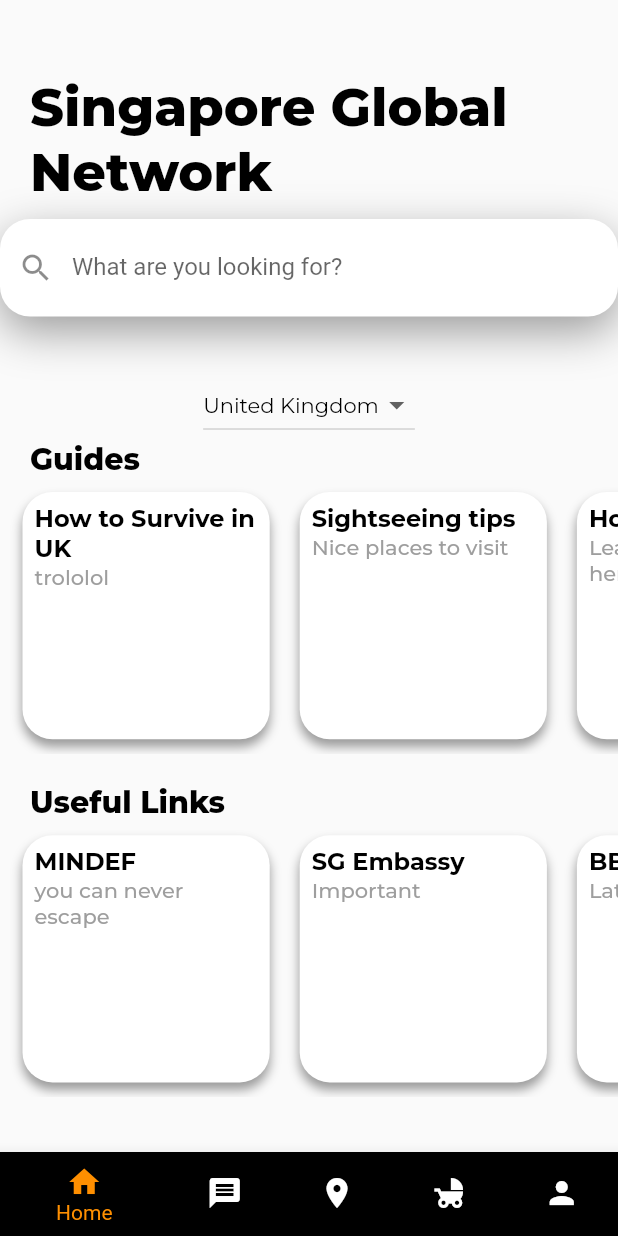
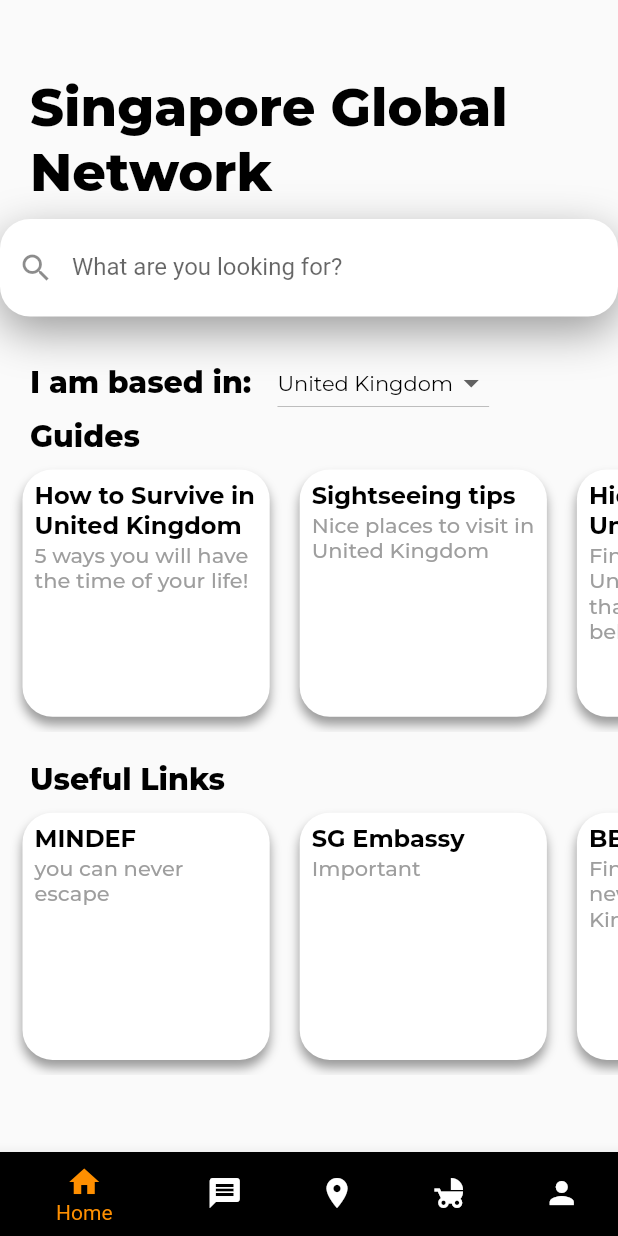
Before and after one commit to praj-bellakka/CodeFiesta, a Flutter app: the screen it shows once a user with an empty profile is signed in, on a phone screen of 412 x 824 dp. Run offline on Flutter 3.47's test engine with Material 2 defaults, Android fonts, the phone set to English and light mode, and no system bars; our stand-ins replace firebase_auth, firebase_core, flutter_map, google_fonts, latlong2, lorem_ipsum; accounts and stored records are empty.

Commit message:
Dropdown menu to pick country

```diff
--- a/lib/pages/home_page.dart
+++ b/lib/pages/home_page.dart
@@ -18,7 +18,7 @@ class _Home extends State<Home> {
     'France',
     'South Korea'
   ];
-  String value = items.first;
+  String country = items.first;
 
   @override
   Widget build(BuildContext context) {
@@ -58,15 +58,18 @@ class _Home extends State<Home> {
                   disabledBorder: InputBorder.none,
                 )),
           ),
-          SizedBox(height: 35),
+          SizedBox(height: 20),
+          Row(
+            children: [
+            ReusableTitleWidget(title: 'I am based in:   ', fontsize: 20, color: Colors.black,),
             DropdownButton(
-            value: value,
+              value: country,
               style: GoogleFonts.montserrat(color: Colors.white),
               items: items.map<DropdownMenuItem<String>>((String value) {
                 return DropdownMenuItem<String>(
                   value: value,
                   child: Text(
-                  value,
+                    "$value",
                     style: TextStyle(color: Colors.black),
                   ),
                 );
@@ -75,9 +78,12 @@ class _Home extends State<Home> {
                   style: GoogleFonts.montserrat(
                       color: Colors.black, fontWeight: FontWeight.w500)),
               onChanged: (value) => setState(() {
-              this.value = value;
+                this.country = value;
               }),
             ),
+            ],
+          ),
+
           ReusableTitleWidget(
               title: "Guides", fontsize: 20, color: Colors.black),
           SingleChildScrollView(
@@ -87,18 +93,18 @@ class _Home extends State<Home> {
               margin: EdgeInsets.symmetric(vertical: 10, horizontal: 5),
               child: Row(children: [
                 ReusableBoxWidget(
-                  header: "How to Survive in UK",
-                  subtitle: "trololol",
+                  header: "How to Survive in $country",
+                  subtitle: "5 ways you will have the time of your life!",
                   fontsize: 16,
                 ),
                 ReusableBoxWidget(
                   header: "Sightseeing tips",
-                  subtitle: "Nice places to visit",
+                  subtitle: "Nice places to visit in $country",
                   fontsize: 16,
                 ),
                 ReusableBoxWidget(
-                  header: "How to adjust",
-                  subtitle: "Learn how to live here!",
+                  header: "Hidden Gems in $country",
+                  subtitle: "Find out places in $country that you can't believe exists!",
                   fontsize: 16,
                 ),
               ]),
@@ -143,7 +149,7 @@ class _Home extends State<Home> {
                   },
                   child: ReusableBoxWidget(
                     header: "BBC News",
-                    subtitle: "Latest updates",
+                    subtitle: "Find out the latest news in $country",
                     fontsize: 16,
                   ),
                 ),
```
Lines whose indentation alone changed are shown as unchanged.
